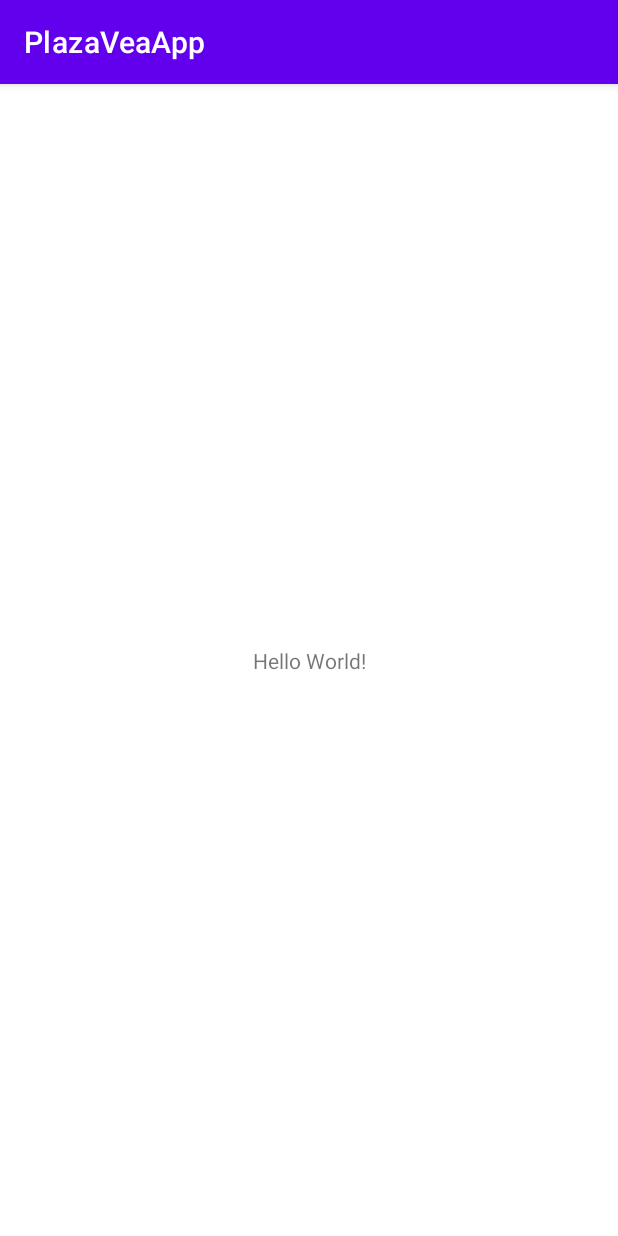
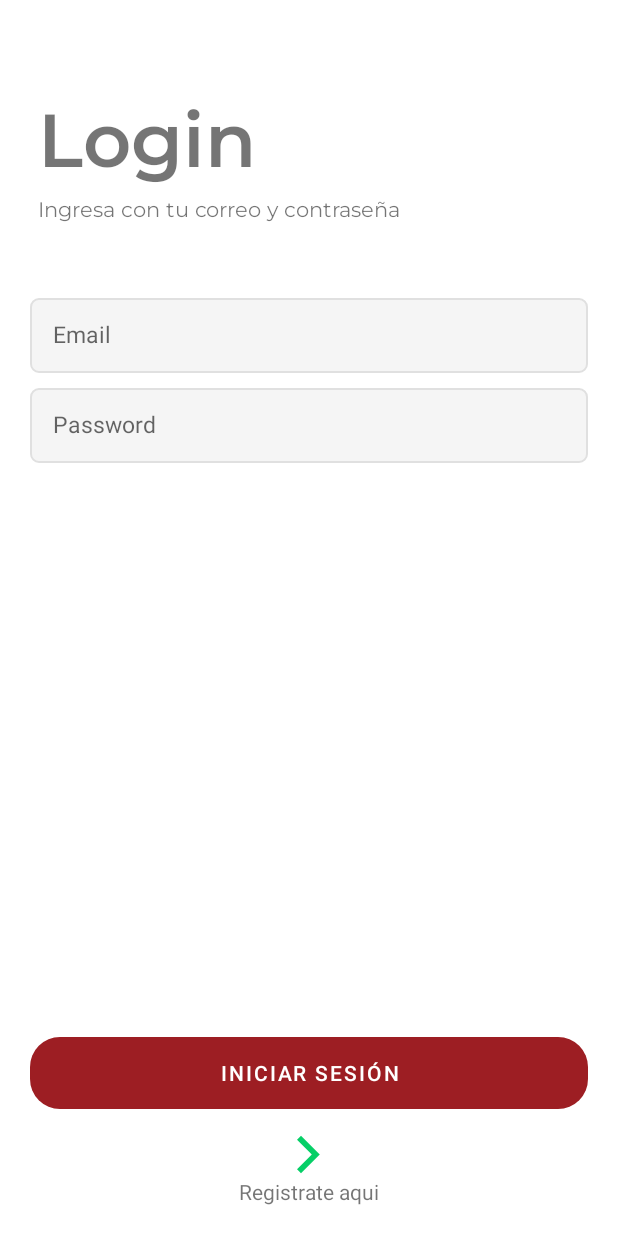
Before and after one commit to Arcadius15/PlazaVea_Ecommerce, an Android app: the screen it shows after launch (MainActivity), on a phone screen of 412 x 824 dp. Run offline under Robolectric (Android 15) with nearby library versions, the phone set to English and light mode, and no system bars.

Commit message:
login y registro

```diff
--- a/app/src/main/AndroidManifest.xml
+++ b/app/src/main/AndroidManifest.xml
@@ -14,7 +14,10 @@
         android:theme="@style/Theme.PlazaVeaApp"
         tools:targetApi="31">
         <activity
-            android:name=".MainActivity"
+            android:name=".activities.RegisterActivity"
+            android:exported="false" />
+        <activity
+            android:name=".activities.MainActivity"
             android:exported="true">
             <intent-filter>
                 <action android:name="android.intent.action.MAIN" />
--- /dev/null
+++ b/app/src/main/java/edu/pe/idat/pva/activities/MainActivity.kt
@@ -0,0 +1,27 @@
+package edu.pe.idat.pva.activities
+
+import android.content.Intent
+import androidx.appcompat.app.AppCompatActivity
+import android.os.Bundle
+import android.widget.ImageView
+import edu.pe.idat.pva.R
+import edu.pe.idat.pva.databinding.ActivityMainBinding
+
+class MainActivity : AppCompatActivity() {
+
+    var imageViewGoToRegister: ImageView? = null
+    private lateinit var binding: ActivityMainBinding
+
+    override fun onCreate(savedInstanceState: Bundle?) {
+        super.onCreate(savedInstanceState)
+        setContentView(R.layout.activity_main)
+        imageViewGoToRegister = findViewById(R.id.imageview_go_register)
+
+        imageViewGoToRegister?.setOnClickListener{ goToRegister() }
+    }
+
+    private fun goToRegister(){
+        val i = Intent(this, RegisterActivity::class.java)
+        startActivity(i)
+    }
+}
--- /dev/null
+++ b/app/src/main/res/drawable-v24/edittext_custom.xml
@@ -0,0 +1,13 @@
+<?xml version="1.0" encoding="utf-8"?>
+<shape xmlns:android="http://schemas.android.com/apk/res/android"
+    android:shape="rectangle"
+    android:padding="10dp">
+
+    <solid android:color="@color/gray_light" />
+    <stroke android:width="1dp"
+            android:color="@color/gray"/>
+
+    <corners android:radius="5dp" />
+
+
+</shape>
--- /dev/null
+++ b/app/src/main/res/drawable-v24/ic__arrow_back.xml
@@ -0,0 +1,5 @@
+<vector android:height="24dp" android:tint="#2B2828"
+    android:viewportHeight="24" android:viewportWidth="24"
+    android:width="24dp" xmlns:android="http://schemas.android.com/apk/res/android">
+    <path android:fillColor="@android:color/white" android:pathData="M20,11H7.83l5.59,-5.59L12,4l-8,8 8,8 1.41,-1.41L7.83,13H20v-2z"/>
+</vector>
--- /dev/null
+++ b/app/src/main/res/drawable-v24/ic_arrow_right.xml
@@ -0,0 +1,5 @@
+<vector android:height="50dp" android:tint="#06CF67"
+    android:viewportHeight="24" android:viewportWidth="24"
+    android:width="50dp" xmlns:android="http://schemas.android.com/apk/res/android">
+    <path android:fillColor="@android:color/white" android:pathData="M5.88,4.12L13.76,12l-7.88,7.88L8,22l10,-10L8,2z"/>
+</vector>
--- /dev/null
+++ b/app/src/main/res/drawable-v24/rounded_button.xml
@@ -0,0 +1,6 @@
+<?xml version="1.0" encoding="utf-8"?>
+<shape xmlns:android="http://schemas.android.com/apk/res/android"
+    android:shape="rectangle"
+    android:padding="10dp">
+    <corners android:radius="20dp" />
+</shape>
--- a/app/src/main/res/layout/activity_main.xml
+++ b/app/src/main/res/layout/activity_main.xml
@@ -1,18 +1,93 @@
 <?xml version="1.0" encoding="utf-8"?>
-<androidx.constraintlayout.widget.ConstraintLayout xmlns:android="http://schemas.android.com/apk/res/android"
+<androidx.coordinatorlayout.widget.CoordinatorLayout xmlns:android="http://schemas.android.com/apk/res/android"
     xmlns:app="http://schemas.android.com/apk/res-auto"
     xmlns:tools="http://schemas.android.com/tools"
     android:layout_width="match_parent"
     android:layout_height="match_parent"
-    tools:context=".MainActivity">
+    tools:context=".activities.MainActivity">
 
-    <TextView
-        android:layout_width="wrap_content"
+    <LinearLayout
+        android:layout_width="match_parent"
+        android:layout_height="match_parent"
+        android:orientation="vertical">
+
+        <TextView
+            android:layout_width="wrap_content"
+            android:layout_height="wrap_content"
+            android:text="Login"
+            android:fontFamily="@font/montserrat_semibold"
+            android:textSize="50sp"
+            android:layout_marginTop="60dp"
+            android:layout_marginLeft="25dp" />
+
+        <TextView
+            android:layout_width="wrap_content"
+            android:layout_height="wrap_content"
+            android:text="Ingresa con tu correo y contraseña"
+            android:layout_marginLeft="25dp"
+            android:layout_marginTop="5dp"
+            android:fontFamily="@font/montserrat_regular"/>
+
+        <EditText
+            android:layout_width="match_parent"
+            android:layout_height="50dp"
+            android:hint="Email"
+            android:layout_marginLeft="20dp"
+            android:layout_marginRight="20dp"
+            android:layout_marginTop="50dp"
+            android:inputType="textEmailAddress"
+            android:textSize="15sp"
+            android:padding="15dp"
+            android:background="@drawable/edittext_custom"/>
+
+        <EditText
+            android:layout_width="match_parent"
+            android:layout_height="50dp"
+            android:hint="Password"
+            android:layout_marginLeft="20dp"
+            android:layout_marginRight="20dp"
+            android:layout_marginTop="10dp"
+            android:inputType="textPassword"
+            android:textSize="15sp"
+            android:padding="15dp"
+            android:background="@drawable/edittext_custom"
+            />
+
+
+    </LinearLayout>
+
+    <LinearLayout
+        android:layout_width="match_parent"
         android:layout_height="wrap_content"
-        android:text="Hello World!"
-        app:layout_constraintBottom_toBottomOf="parent"
-        app:layout_constraintEnd_toEndOf="parent"
-        app:layout_constraintStart_toStartOf="parent"
-        app:layout_constraintTop_toTopOf="parent" />
+        android:orientation="vertical"
+        android:layout_gravity="bottom"
+        android:gravity="center">
 
-</androidx.constraintlayout.widget.ConstraintLayout>
+        <Button
+            android:layout_width="match_parent"
+            android:layout_height="wrap_content"
+            android:layout_marginRight="20dp"
+            android:layout_marginLeft="20dp"
+            android:text="Iniciar sesión"
+            android:layout_marginTop="200dp"
+            android:backgroundTint="@color/granate_700"
+            android:background="@drawable/rounded_button"
+            />
+
+        <ImageView
+            android:id="@+id/imageview_go_register"
+            android:layout_width="30dp"
+            android:layout_height="30dp"
+            android:src="@drawable/ic_arrow_right"
+            android:layout_marginTop="15dp"/>
+
+        <TextView
+            android:layout_width="wrap_content"
+            android:layout_height="wrap_content"
+            android:text="Registrate aqui"
+            android:layout_marginBottom="20dp"/>
+
+
+    </LinearLayout>
+
+</androidx.coordinatorlayout.widget.CoordinatorLayout>
--- a/app/src/main/res/values/colors.xml
+++ b/app/src/main/res/values/colors.xml
@@ -7,4 +7,13 @@
     <color name="teal_700">#FF018786</color>
     <color name="black">#FF000000</color>
     <color name="white">#FFFFFFFF</color>
+    <color name="green_accent">#0CA355</color>
+    <color name="orange">#F88E1D</color>
+    <color name="gray">#e0e0e0</color>
+    <color name="gray_light">#F5F5F5</color>
+    <color name="granate_700">#9D1E23</color>
+    <color name="granate_300">#DA6166</color>
+    <color name="blue_700">#0B88FB</color>
+    <color name="blue_300">#DDEFFF</color>
+
 </resources>
--- a/app/src/main/res/values/themes.xml
+++ b/app/src/main/res/values/themes.xml
@@ -1,13 +1,13 @@
 <resources xmlns:tools="http://schemas.android.com/tools">
     <!-- Base application theme. -->
-    <style name="Theme.PlazaVeaApp" parent="Theme.MaterialComponents.DayNight.DarkActionBar">
+    <style name="Theme.PlazaVeaApp" parent="Theme.MaterialComponents.DayNight.NoActionBar">
         <!-- Primary brand color. -->
-        <item name="colorPrimary">@color/purple_500</item>
-        <item name="colorPrimaryVariant">@color/purple_700</item>
+        <item name="colorPrimary">@color/granate_700</item>
+        <item name="colorPrimaryVariant">@color/granate_300</item>
         <item name="colorOnPrimary">@color/white</item>
         <!-- Secondary brand color. -->
-        <item name="colorSecondary">@color/teal_200</item>
-        <item name="colorSecondaryVariant">@color/teal_700</item>
+        <item name="colorSecondary">@color/blue_700</item>
+        <item name="colorSecondaryVariant">@color/blue_300</item>
         <item name="colorOnSecondary">@color/black</item>
         <!-- Status bar color. -->
         <item name="android:statusBarColor" tools:targetApi="l">?attr/colorPrimaryVariant</item>
```
Also changed, not shown: app/src/main/java/edu/pe/idat/pva/MainActivity.kt (deleted, +0 -11 lines), app/src/main/java/edu/pe/idat/pva/activities/RegisterActivity.kt (added, +23 -0 lines), app/src/main/res/layout/activity_register.xml (added, +185 -0 lines), app/src/main/res/font/montserrat_regular.ttf (added), app/src/main/res/font/montserrat_semibold.ttf (added).
